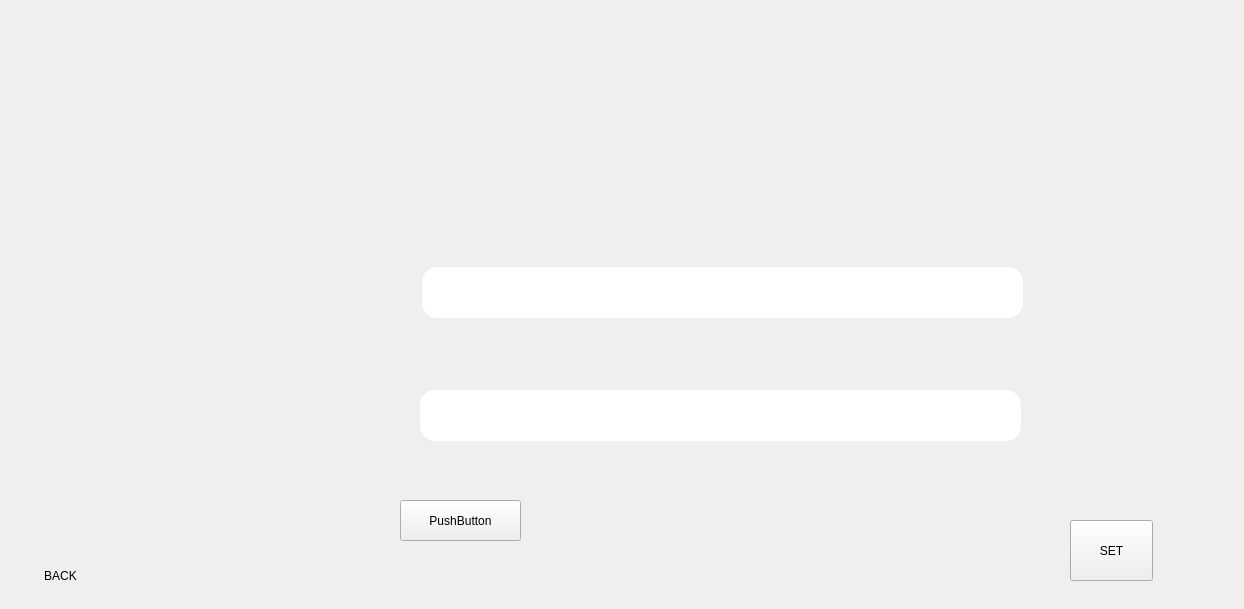
Above: setprerequisites.ui from 0Abdalla0/courseRegistration before the change. Below: the same form after it.
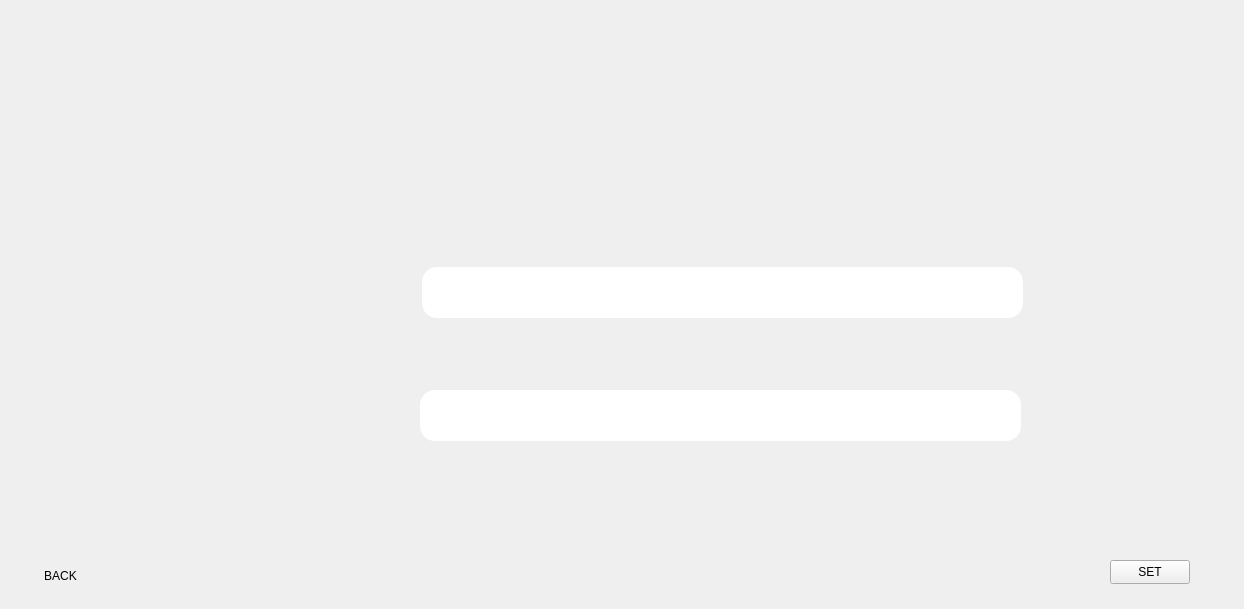
That is the form after the change. Icons and pictures are not drawn.

```diff
--- a/setprerequisites.ui
+++ b/setprerequisites.ui
@@ -68,29 +68,16 @@
   <widget class="QPushButton" name="setbtn">
    <property name="geometry">
     <rect>
-     <x>1070</x>
-     <y>520</y>
-     <width>83</width>
-     <height>61</height>
+     <x>1110</x>
+     <y>560</y>
+     <width>80</width>
+     <height>24</height>
     </rect>
    </property>
    <property name="text">
     <string>SET</string>
    </property>
   </widget>
-  <widget class="QPushButton" name="pushButton">
-   <property name="geometry">
-    <rect>
-     <x>400</x>
-     <y>500</y>
-     <width>121</width>
-     <height>41</height>
-    </rect>
-   </property>
-   <property name="text">
-    <string>PushButton</string>
-   </property>
-  </widget>
  </widget>
  <resources/>
  <connections/>
```
Left out of the diff: 2 changed lines with no effect on the pictures.
